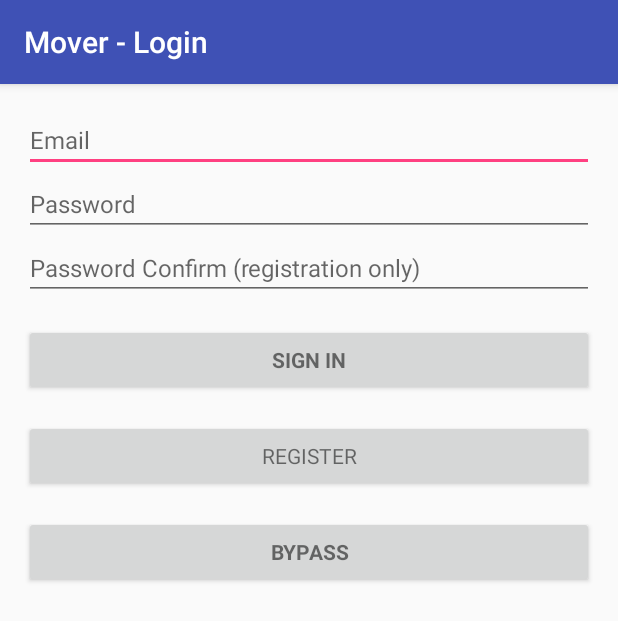
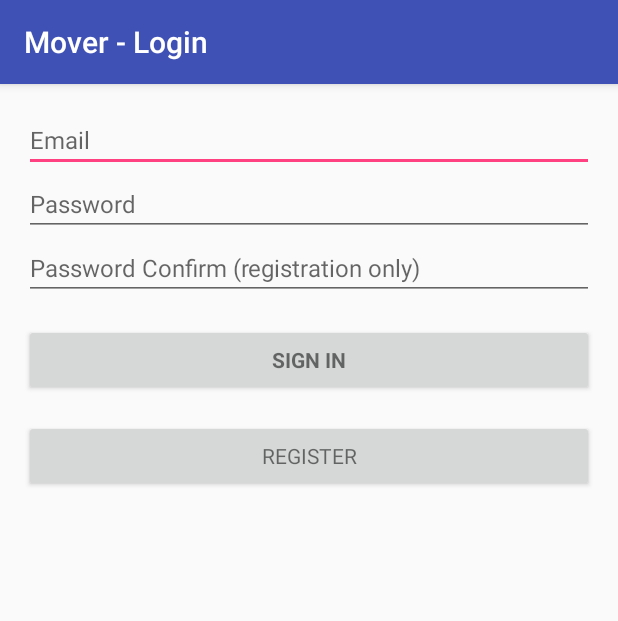
Before and after one commit to moutonf/mover-runner, an Android app: the screen it shows after launch (LoginActivity), on a phone screen of 412 x 824 dp. Shown: the top 621 px of the screen. Run offline under Robolectric (Android 15) with nearby library versions, the light colour scheme and no system bars.

Commit message:
Removed bypass

```diff
--- a/app/src/main/res/layout/activity_login.xml
+++ b/app/src/main/res/layout/activity_login.xml
@@ -76,18 +76,6 @@
                 android:layout_height="wrap_content"
                 android:layout_marginTop="16dp"
                 android:text="@string/action_register_short"/>
-
-
-            <Button
-                android:id="@+id/bypass"
-                style="?android:textAppearanceSmall"
-                android:layout_width="match_parent"
-                android:layout_height="wrap_content"
-                android:layout_marginTop="16dp"
-                android:text="@string/bypass"
-                android:textStyle="bold"
-                android:onClick="bypass"/>
-
         </LinearLayout>
     </ScrollView>
 </LinearLayout>
```
Also changed, not shown: app/src/main/java/com/csir/myapplication/LoginActivity.java (+0 -8 lines).
